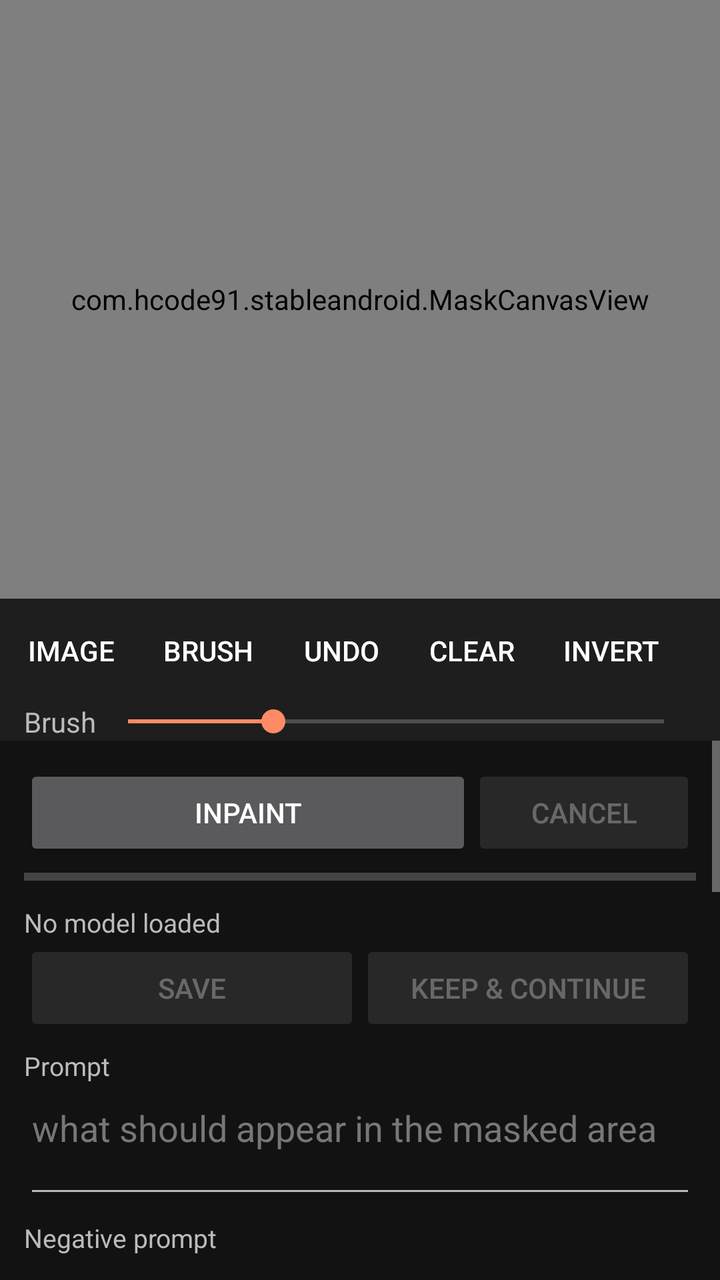
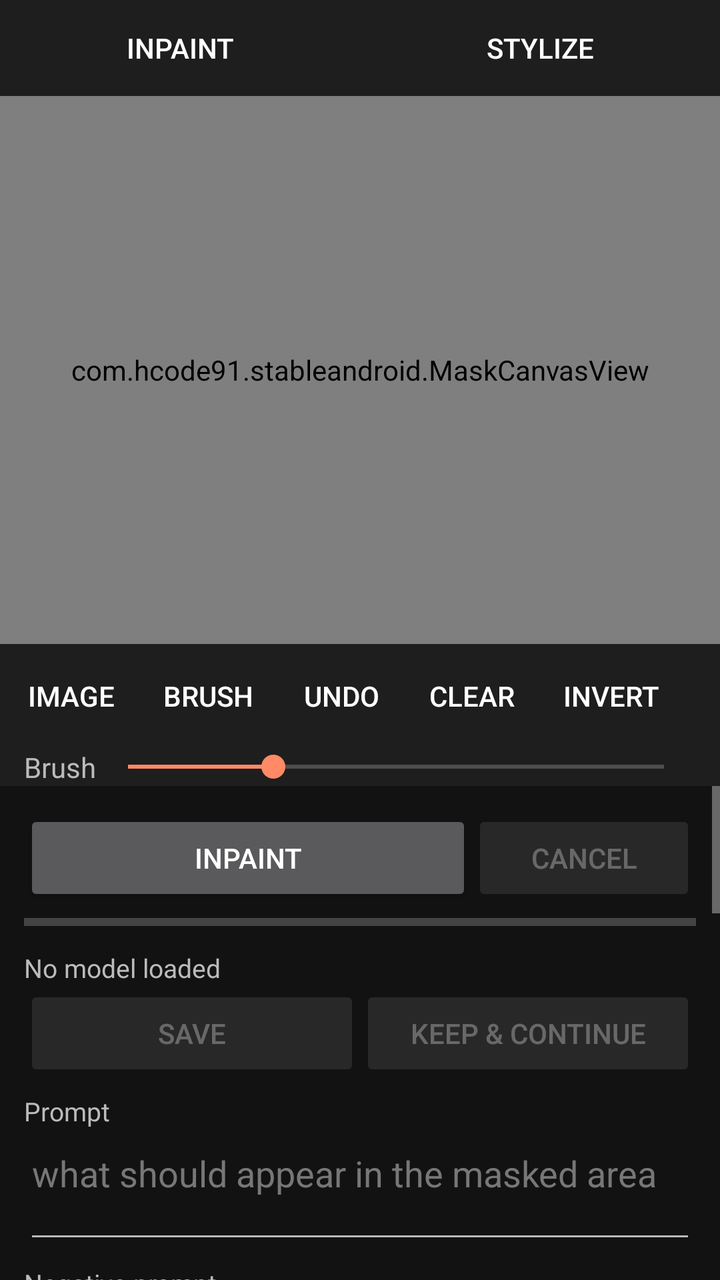

The first picture is an Android layout as it rendered before a commit; the second is the same layout after the commit. The layout source and the unified diff follow.
<!-- AndroidManifest.xml: application theme AppTheme -->
<!-- res/layout/activity_main.xml -->
<?xml version="1.0" encoding="utf-8"?>
<LinearLayout xmlns:android="http://schemas.android.com/apk/res/android"
    android:id="@+id/root"
    android:layout_width="match_parent"
    android:layout_height="match_parent"
    android:background="#121212"
    android:orientation="vertical">

    <com.hcode91.stableandroid.MaskCanvasView
        android:id="@+id/canvas"
        android:layout_width="match_parent"
        android:layout_height="0dp"
        android:layout_weight="1"
        android:background="#000000" />

    
    <HorizontalScrollView
        android:layout_width="match_parent"
        android:layout_height="wrap_content"
        android:background="#1E1E1E"
        android:scrollbars="none">

        <LinearLayout
            android:layout_width="wrap_content"
            android:layout_height="wrap_content"
            android:gravity="center_vertical"
            android:orientation="horizontal"
            android:padding="2dp">

            <Button android:id="@+id/btnImage" style="@style/ToolBtn" android:text="Image" />
            <Button android:id="@+id/btnBrush" style="@style/ToolBtn" android:text="Brush" />
            <Button android:id="@+id/btnUndo" style="@style/ToolBtn" android:text="Undo" />
            <Button android:id="@+id/btnClear" style="@style/ToolBtn" android:text="Clear" />
            <Button android:id="@+id/btnInvert" style="@style/ToolBtn" android:text="Invert" />
            <Button android:id="@+id/btnFit" style="@style/ToolBtn" android:text="Fit" />
            <Button android:id="@+id/btnToggle" style="@style/ToolBtn" android:text="Result" />
        </LinearLayout>
    </HorizontalScrollView>

    <LinearLayout
        android:layout_width="match_parent"
        android:layout_height="wrap_content"
        android:background="#1E1E1E"
        android:gravity="center_vertical"
        android:orientation="horizontal"
        android:paddingStart="12dp"
        android:paddingEnd="12dp">

        <TextView
            android:layout_width="wrap_content"
            android:layout_height="wrap_content"
            android:text="Brush"
            android:textColor="#BBBBBB" />

        <SeekBar
            android:id="@+id/seekBrush"
            android:layout_width="0dp"
            android:layout_height="wrap_content"
            android:layout_weight="1"
            android:max="200"
            android:min="8"
            android:progress="60" />
    </LinearLayout>

    <ScrollView
        android:id="@+id/settingsScroll"
        android:layout_width="match_parent"
        android:layout_height="0dp"
        android:layout_weight="0.9"
        android:fillViewport="true">

        <LinearLayout
            android:layout_width="match_parent"
            android:layout_height="wrap_content"
            android:orientation="vertical"
            android:padding="12dp">

            
            <LinearLayout
                android:layout_width="match_parent"
                android:layout_height="wrap_content"
                android:orientation="horizontal">

                <Button
                    android:id="@+id/btnGenerate"
                    android:layout_width="0dp"
                    android:layout_height="wrap_content"
                    android:layout_weight="2"
                    android:text="Inpaint" />

                <Button
                    android:id="@+id/btnCancel"
                    android:layout_width="0dp"
                    android:layout_height="wrap_content"
                    android:layout_weight="1"
                    android:enabled="false"
                    android:text="Cancel" />
            </LinearLayout>

            <ProgressBar
                android:id="@+id/progress"
                style="@android:style/Widget.Material.ProgressBar.Horizontal"
                android:layout_width="match_parent"
                android:layout_height="wrap_content"
                android:max="100" />

            <TextView
                android:id="@+id/txtStatus"
                style="@style/Label"
                android:text="No model loaded" />

            <LinearLayout
                android:id="@+id/rowResults"
                android:layout_width="match_parent"
                android:layout_height="wrap_content"
                android:gravity="center_vertical"
                android:orientation="horizontal"
                android:visibility="gone">

                <Button
                    android:id="@+id/btnPrev"
                    android:layout_width="wrap_content"
                    android:layout_height="wrap_content"
                    android:text="◀" />

                <TextView
                    android:id="@+id/txtResult"
                    android:layout_width="0dp"
                    android:layout_height="wrap_content"
                    android:layout_weight="1"
                    android:gravity="center"
                    android:textColor="#FFFFFF"
                    android:textSize="15sp" />

                <Button
                    android:id="@+id/btnNext"
                    android:layout_width="wrap_content"
                    android:layout_height="wrap_content"
                    android:text="▶" />
            </LinearLayout>

            <LinearLayout
                android:layout_width="match_parent"
                android:layout_height="wrap_content"
                android:orientation="horizontal">

                <Button
                    android:id="@+id/btnSave"
                    android:layout_width="0dp"
                    android:layout_height="wrap_content"
                    android:layout_weight="1"
                    android:enabled="false"
                    android:text="Save" />

                <Button
                    android:id="@+id/btnUseResult"
                    android:layout_width="0dp"
                    android:layout_height="wrap_content"
                    android:layout_weight="1"
                    android:enabled="false"
                    android:text="Keep &amp; continue" />
            </LinearLayout>

            
            <TextView style="@style/Label" android:text="Prompt" />
            <EditText
                android:id="@+id/editPrompt"
                style="@style/Field"
                android:gravity="top"
                android:hint="what should appear in the masked area"
                android:inputType="textMultiLine|textCapSentences"
                android:minLines="2" />

            <TextView style="@style/Label" android:text="Negative prompt" />
            <EditText
                android:id="@+id/editNegative"
                style="@style/Field"
                android:gravity="top"
                android:inputType="textMultiLine"
                android:minLines="1" />

            
            <LinearLayout
                android:layout_width="match_parent"
                android:layout_height="wrap_content"
                android:orientation="horizontal">

                <LinearLayout style="@style/Cell">
                    <TextView style="@style/Label" android:text="Steps" />
                    <EditText android:id="@+id/editSteps" style="@style/Field" android:inputType="number" android:text="20" />
                </LinearLayout>

                <LinearLayout style="@style/Cell">
                    <TextView style="@style/Label" android:text="CFG" />
                    <EditText android:id="@+id/editCfg" style="@style/Field" android:inputType="numberDecimal" android:text="7" />
                </LinearLayout>

                <LinearLayout style="@style/Cell">
                    <TextView style="@style/Label" android:text="Denoise" />
                    <EditText android:id="@+id/editStrength" style="@style/Field" android:inputType="numberDecimal" android:text="1.0" />
                </LinearLayout>
            </LinearLayout>

            <LinearLayout
                android:layout_width="match_parent"
                android:layout_height="wrap_content"
                android:gravity="bottom"
                android:orientation="horizontal">

                <LinearLayout style="@style/Cell" android:layout_weight="2">
                    <TextView style="@style/Label" android:text="Seed (-1 = random)" />
                    <EditText android:id="@+id/editSeed" style="@style/Field" android:inputType="numberSigned" android:text="-1" />
                </LinearLayout>

                <LinearLayout style="@style/Cell">
                    <TextView style="@style/Label" android:text="Images" />
                    <EditText android:id="@+id/editImages" style="@style/Field" android:inputType="number" android:text="3" />
                </LinearLayout>

                <Button
                    android:id="@+id/btnLastSeed"
                    android:layout_width="wrap_content"
                    android:layout_height="wrap_content"
                    android:text="Reuse last" />
            </LinearLayout>

            <LinearLayout
                android:layout_width="match_parent"
                android:layout_height="wrap_content"
                android:orientation="horizontal">

                <LinearLayout style="@style/Cell">
                    <TextView style="@style/Label" android:text="Sampler" />
                    <Spinner android:id="@+id/spinSampler" style="@style/Spin" />
                </LinearLayout>

                <LinearLayout style="@style/Cell">
                    <TextView style="@style/Label" android:text="Scheduler" />
                    <Spinner android:id="@+id/spinScheduler" style="@style/Spin" />
                </LinearLayout>
            </LinearLayout>

            <LinearLayout
                android:layout_width="match_parent"
                android:layout_height="wrap_content"
                android:orientation="horizontal">

                <LinearLayout style="@style/Cell">
                    <TextView style="@style/Label" android:text="Working size" />
                    <Spinner android:id="@+id/spinSize" style="@style/Spin" />
                </LinearLayout>

                <LinearLayout style="@style/Cell">
                    <TextView style="@style/Label" android:text="Inpaint area" />
                    <Spinner android:id="@+id/spinArea" style="@style/Spin" />
                </LinearLayout>
            </LinearLayout>

            <CheckBox
                android:id="@+id/chkBlend"
                android:layout_width="wrap_content"
                android:layout_height="wrap_content"
                android:checked="true"
                android:text="Only change the masked area (blend edges)"
                android:textColor="#DDDDDD" />

            
            <TextView style="@style/Header" android:text="Model" />

            <TextView
                android:id="@+id/txtModel"
                style="@style/Label"
                android:text="No .safetensors chosen" />

            <LinearLayout
                android:layout_width="match_parent"
                android:layout_height="wrap_content"
                android:orientation="horizontal">

                <Button
                    android:id="@+id/btnChooseModel"
                    android:layout_width="0dp"
                    android:layout_height="wrap_content"
                    android:layout_weight="1"
                    android:text="Choose model" />

                <Button
                    android:id="@+id/btnLoadModel"
                    android:layout_width="0dp"
                    android:layout_height="wrap_content"
                    android:layout_weight="1"
                    android:text="Load" />
            </LinearLayout>

            <TextView style="@style/Label" android:text="Run on" />
            <Spinner android:id="@+id/spinCompute" style="@style/Spin" />

            <LinearLayout
                android:layout_width="match_parent"
                android:layout_height="wrap_content"
                android:orientation="horizontal">

                <LinearLayout style="@style/Cell" android:layout_weight="2">
                    <TextView style="@style/Label" android:text="Weights in memory" />
                    <Spinner android:id="@+id/spinWeights" style="@style/Spin" />
                </LinearLayout>

                <LinearLayout style="@style/Cell">
                    <TextView style="@style/Label" android:text="Threads" />
                    <EditText android:id="@+id/editThreads" style="@style/Field" android:inputType="number" />
                </LinearLayout>
            </LinearLayout>

            <LinearLayout
                android:layout_width="match_parent"
                android:layout_height="wrap_content"
                android:orientation="horizontal">

                <LinearLayout style="@style/Cell">
                    <TextView style="@style/Label" android:text="CLIP skip" />
                    <EditText android:id="@+id/editClipSkip" style="@style/Field" android:inputType="numberSigned" android:text="-1" />
                </LinearLayout>

                <LinearLayout style="@style/Cell" android:layout_weight="2">
                    <CheckBox
                        android:id="@+id/chkFlash"
                        android:layout_width="wrap_content"
                        android:layout_height="wrap_content"
                        android:checked="true"
                        android:text="Flash attention"
                        android:textColor="#DDDDDD" />

                    <CheckBox
                        android:id="@+id/chkTiling"
                        android:layout_width="wrap_content"
                        android:layout_height="wrap_content"
                        android:checked="true"
                        android:text="Tiled VAE (less RAM)"
                        android:textColor="#DDDDDD" />

                    <CheckBox
                        android:id="@+id/chkMmap"
                        android:layout_width="wrap_content"
                        android:layout_height="wrap_content"
                        android:checked="false"
                        android:text="Memory-map file"
                        android:textColor="#DDDDDD" />
                </LinearLayout>
            </LinearLayout>

            
            <LinearLayout
                android:layout_width="match_parent"
                android:layout_height="wrap_content"
                android:gravity="center_vertical"
                android:orientation="horizontal">

                <TextView style="@style/Header" android:layout_width="0dp" android:layout_weight="1" android:text="Log" />

                <Button
                    android:id="@+id/btnCopyLog"
                    android:layout_width="wrap_content"
                    android:layout_height="wrap_content"
                    android:text="Copy log" />
            </LinearLayout>

            <TextView
                android:id="@+id/txtLog"
                android:layout_width="match_parent"
                android:layout_height="wrap_content"
                android:background="#0A0A0A"
                android:fontFamily="monospace"
                android:padding="6dp"
                android:textColor="#9E9E9E"
                android:textIsSelectable="true"
                android:textSize="10sp" />
        </LinearLayout>
    </ScrollView>
</LinearLayout>
<!-- resources referenced by this layout -->
<resources>
  <style name="Cell">
          <item name="android:layout_width">0dp</item>
          <item name="android:layout_height">wrap_content</item>
          <item name="android:layout_weight">1</item>
          <item name="android:orientation">vertical</item>
          <item name="android:paddingEnd">8dp</item>
      </style>
  <style name="Field">
          <item name="android:layout_width">match_parent</item>
          <item name="android:layout_height">wrap_content</item>
          <item name="android:textColor">#FFFFFF</item>
          <item name="android:textColorHint">#777777</item>
      </style>
  <style name="Header">
          <item name="android:layout_width">wrap_content</item>
          <item name="android:layout_height">wrap_content</item>
          <item name="android:textColor">#FF8A65</item>
          <item name="android:textSize">16sp</item>
          <item name="android:textStyle">bold</item>
          <item name="android:layout_marginTop">16dp</item>
      </style>
  <style name="Label">
          <item name="android:layout_width">wrap_content</item>
          <item name="android:layout_height">wrap_content</item>
          <item name="android:textColor">#BBBBBB</item>
          <item name="android:textSize">13sp</item>
          <item name="android:layout_marginTop">6dp</item>
      </style>
  <style name="Spin">
          <item name="android:layout_width">match_parent</item>
          <item name="android:layout_height">wrap_content</item>
      </style>
  <style name="ToolBtn" parent="@android:style/Widget.Material.Button.Borderless">
          <item name="android:layout_width">wrap_content</item>
          <item name="android:layout_height">wrap_content</item>
          <item name="android:minWidth">64dp</item>
          <item name="android:textColor">#FFFFFF</item>
      </style>
  <style name="AppTheme" parent="@android:style/Theme.Material.NoActionBar">
          <item name="android:colorAccent">#FF8A65</item>
          <item name="android:colorPrimary">#202124</item>
          <item name="android:windowBackground">#121212</item>
      </style>
</resources>

<!-- the commit's change to res/layout/activity_main.xml (unified diff, before → after) -->
@@ -6,6 +6,23 @@
     android:background="#121212"
     android:orientation="vertical">
 
+    <LinearLayout
+        android:layout_width="match_parent"
+        android:layout_height="wrap_content"
+        android:background="#1E1E1E"
+        android:orientation="horizontal">
+
+        <Button
+            android:id="@+id/btnTabInpaint"
+            style="@style/TabBtn"
+            android:text="Inpaint" />
+
+        <Button
+            android:id="@+id/btnTabCreate"
+            style="@style/TabBtn"
+            android:text="Stylize" />
+    </LinearLayout>
+
     <com.hcode91.stableandroid.MaskCanvasView
         android:id="@+id/canvas"
         android:layout_width="match_parent"
@@ -15,6 +32,7 @@
 
     
     <HorizontalScrollView
+        android:id="@+id/rowTools"
         android:layout_width="match_parent"
         android:layout_height="wrap_content"
         android:background="#1E1E1E"
@@ -38,6 +56,7 @@
     </HorizontalScrollView>
 
     <LinearLayout
+        android:id="@+id/rowBrush"
         android:layout_width="match_parent"
         android:layout_height="wrap_content"
         android:background="#1E1E1E"
@@ -181,6 +200,27 @@
 
             
             <LinearLayout
+                android:id="@+id/rowCreate"
+                android:layout_width="match_parent"
+                android:layout_height="wrap_content"
+                android:gravity="bottom"
+                android:orientation="horizontal"
+                android:visibility="gone">
+
+                <LinearLayout style="@style/Cell" android:layout_weight="2">
+                    <TextView style="@style/Label" android:text="Style" />
+                    <Spinner android:id="@+id/spinStyle" style="@style/Spin" />
+                </LinearLayout>
+
+                <Button
+                    android:id="@+id/btnStylePhoto"
+                    android:layout_width="wrap_content"
+                    android:layout_height="wrap_content"
+                    android:text="Photo" />
+            </LinearLayout>
+
+            
+            <LinearLayout
                 android:layout_width="match_parent"
                 android:layout_height="wrap_content"
                 android:orientation="horizontal">
@@ -195,7 +235,7 @@
                     <EditText android:id="@+id/editCfg" style="@style/Field" android:inputType="numberDecimal" android:text="7" />
                 </LinearLayout>
 
-                <LinearLayout style="@style/Cell">
+                <LinearLayout android:id="@+id/cellStrength" style="@style/Cell">
                     <TextView style="@style/Label" android:text="Denoise" />
                     <EditText android:id="@+id/editStrength" style="@style/Field" android:inputType="numberDecimal" android:text="1.0" />
                 </LinearLayout>
@@ -241,6 +281,7 @@
             </LinearLayout>
 
             <LinearLayout
+                android:id="@+id/rowInpaintSize"
                 android:layout_width="match_parent"
                 android:layout_height="wrap_content"
                 android:orientation="horizontal">
@@ -250,7 +291,7 @@
                     <Spinner android:id="@+id/spinSize" style="@style/Spin" />
                 </LinearLayout>
 
-                <LinearLayout style="@style/Cell">
+                <LinearLayout android:id="@+id/cellArea" style="@style/Cell">
                     <TextView style="@style/Label" android:text="Inpaint area" />
                     <Spinner android:id="@+id/spinArea" style="@style/Spin" />
                 </LinearLayout>
<!-- resource entries referenced after the edit -->
@@ -32,6 +32,12 @@
           <item name="android:layout_width">match_parent</item>
           <item name="android:layout_height">wrap_content</item>
       </style>
+  <style name="TabBtn" parent="@android:style/Widget.Material.Button.Borderless">
+          <item name="android:layout_width">0dp</item>
+          <item name="android:layout_height">wrap_content</item>
+          <item name="android:layout_weight">1</item>
+          <item name="android:textColor">#FFFFFF</item>
+      </style>
   <style name="ToolBtn" parent="@android:style/Widget.Material.Button.Borderless">
           <item name="android:layout_width">wrap_content</item>
           <item name="android:layout_height">wrap_content</item>
